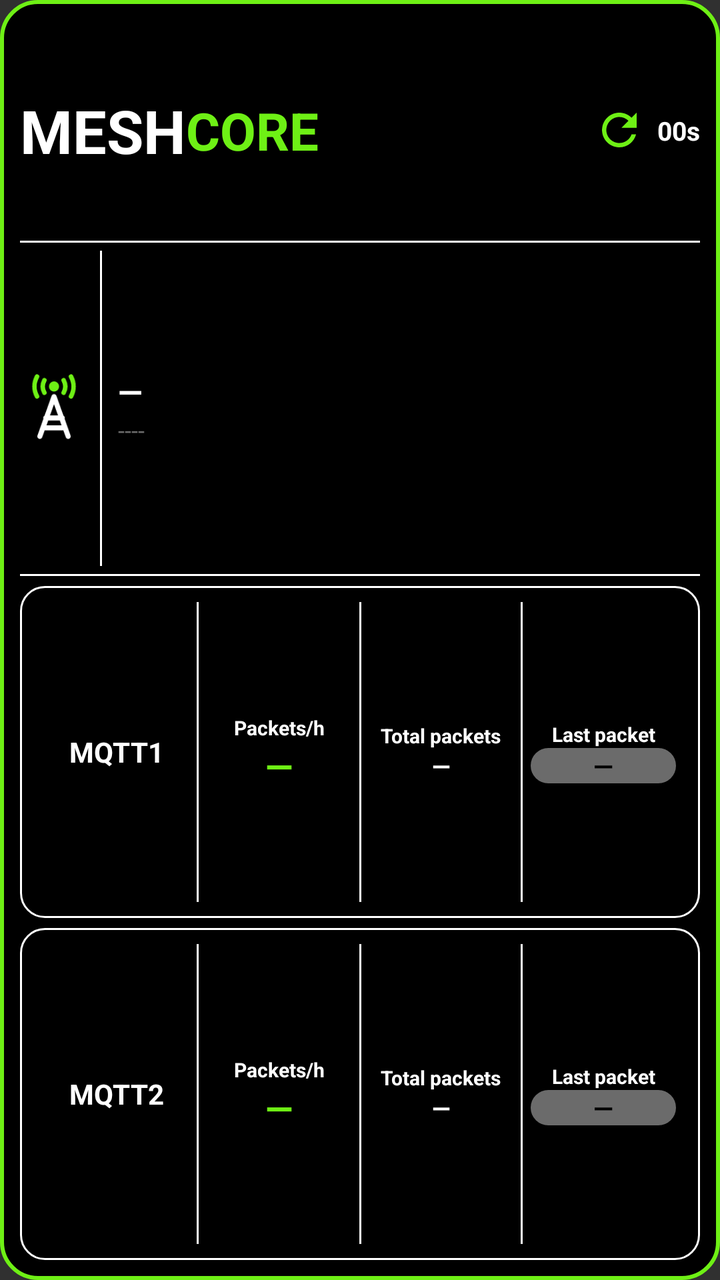
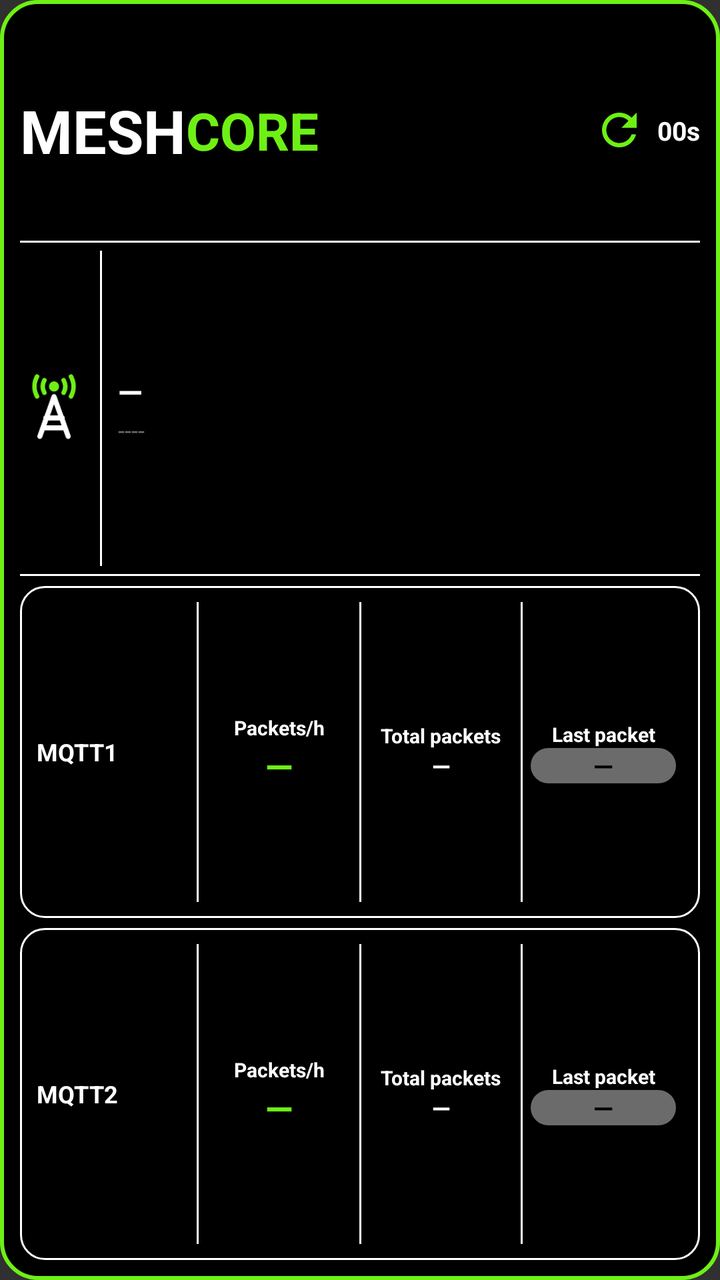

An Android layout rendered at two revisions. The XML below is the earlier revision; the diff shows what the commit changed to produce the second picture.
<!-- AndroidManifest.xml: application theme android:Theme.Material.NoActionBar -->
<!-- res/layout/widget_observer.xml -->
<?xml version="1.0" encoding="utf-8"?>
<LinearLayout xmlns:android="http://schemas.android.com/apk/res/android"
    android:id="@+id/widget_root"
    android:layout_width="match_parent"
    android:layout_height="match_parent"
    android:orientation="vertical"
    android:padding="10dp"
    android:background="@drawable/widget_bg">

    
    <LinearLayout
        android:layout_width="match_parent"
        android:layout_height="0dp"
        android:layout_weight="2"
        android:orientation="horizontal"
        android:gravity="center_vertical">
        <TextView android:layout_width="wrap_content" android:layout_height="wrap_content"
            android:text="MESH" android:textColor="#FFFFFF" android:textStyle="bold" android:textSize="30sp" android:maxLines="1"/>
        <TextView android:layout_width="wrap_content" android:layout_height="wrap_content"
            android:text="CORE" android:textColor="#6EF015" android:textStyle="bold" android:textSize="26sp" android:maxLines="1"/>
        <FrameLayout android:layout_width="0dp" android:layout_height="1dp" android:layout_weight="1"/>
        <ImageView android:id="@+id/refresh_icon" android:layout_width="26dp" android:layout_height="26dp"
            android:src="@drawable/ic_refresh" android:contentDescription="@null"/>
        <ProgressBar android:id="@+id/refresh_spinner" style="?android:attr/progressBarStyleSmall"
            android:layout_width="26dp" android:layout_height="26dp" android:indeterminate="true"
            android:indeterminateTint="#FFFF9500" android:visibility="gone"/>
        <TextView android:id="@+id/interval_text" android:layout_width="wrap_content" android:layout_height="wrap_content"
            android:layout_marginStart="6dp" android:text="00s" android:textColor="#FFFFFF" android:textStyle="bold" android:textSize="13sp" android:maxLines="1"/>
    </LinearLayout>

    <FrameLayout android:layout_width="match_parent" android:layout_height="1dp" android:background="#FFFFFF"/>

    
    <LinearLayout
        android:layout_width="match_parent"
        android:layout_height="0dp"
        android:layout_weight="3"
        android:orientation="horizontal"
        android:gravity="center_vertical"
        android:paddingTop="4dp" android:paddingBottom="4dp">
        <ImageView android:layout_width="34dp" android:layout_height="34dp"
            android:src="@drawable/ic_tower" android:contentDescription="@null"/>
        <FrameLayout android:layout_width="1dp" android:layout_height="match_parent" android:layout_marginStart="6dp" android:layout_marginEnd="8dp" android:background="#FFFFFF"/>
        <LinearLayout android:layout_width="0dp" android:layout_height="wrap_content" android:layout_weight="1" android:orientation="vertical" android:gravity="center_vertical">
            <TextView android:id="@+id/obs_name" android:layout_width="match_parent" android:layout_height="wrap_content"
                android:text="—" android:textColor="#FFFFFF" android:textStyle="bold" android:textSize="16sp" android:maxLines="1" android:ellipsize="end"/>
            <TextView android:id="@+id/obs_hash" android:layout_width="match_parent" android:layout_height="wrap_content"
                android:text="----" android:textColor="#6B6B6B" android:textSize="12sp" android:maxLines="1" android:ellipsize="end"/>
        </LinearLayout>
    </LinearLayout>

    <FrameLayout android:layout_width="match_parent" android:layout_height="1dp" android:background="#FFFFFF" android:layout_marginBottom="5dp"/>

    
    <LinearLayout
        android:layout_width="match_parent" android:layout_height="0dp" android:layout_weight="3"
        android:orientation="horizontal" android:gravity="center_vertical"
        android:background="@drawable/card_outline" android:padding="8dp">
        <LinearLayout android:layout_width="0dp" android:layout_height="wrap_content" android:layout_weight="3" android:orientation="vertical" android:gravity="bottom">
            <TextView android:layout_width="match_parent" android:layout_height="wrap_content" android:id="@+id/m1_title" android:text="MQTT1" android:textColor="#FFFFFF" android:textStyle="bold" android:gravity="center" android:textSize="14sp" android:maxLines="1" android:autoSizeTextType="uniform" android:autoSizeMinTextSize="10sp" android:autoSizeMaxTextSize="14sp" android:autoSizeStepGranularity="1sp"/>
        </LinearLayout>
        <FrameLayout android:layout_width="1dp" android:layout_height="match_parent" android:background="#FFFFFF"/>
        <LinearLayout android:layout_width="0dp" android:layout_height="wrap_content" android:layout_weight="3" android:orientation="vertical" android:gravity="center_horizontal">
            <TextView android:layout_width="match_parent" android:layout_height="wrap_content" android:text="Packets/h" android:textColor="#FFFFFF" android:textStyle="bold" android:gravity="center" android:textSize="10sp" android:maxLines="1" android:autoSizeTextType="uniform" android:autoSizeMinTextSize="6sp" android:autoSizeMaxTextSize="10sp" android:autoSizeStepGranularity="1sp"/>
            <TextView android:id="@+id/m1_hour" android:layout_width="match_parent" android:layout_height="wrap_content" android:text="—" android:textColor="#6EF015" android:textStyle="bold" android:gravity="center" android:textSize="18sp" android:maxLines="1" android:autoSizeTextType="uniform" android:autoSizeMinTextSize="14sp" android:autoSizeMaxTextSize="24sp" android:autoSizeStepGranularity="1sp"/>
        </LinearLayout>
        <LinearLayout android:id="@+id/m1_total_col" android:layout_width="0dp" android:layout_height="match_parent" android:layout_weight="3" android:orientation="horizontal" android:gravity="center_vertical">
        <FrameLayout android:layout_width="1dp" android:layout_height="match_parent" android:background="#FFFFFF"/>
        <LinearLayout android:layout_width="0dp" android:layout_height="wrap_content" android:layout_weight="1" android:orientation="vertical" android:gravity="center_horizontal">
            <TextView android:layout_width="match_parent" android:layout_height="wrap_content" android:text="Total packets" android:textColor="#FFFFFF" android:textStyle="bold" android:gravity="center" android:textSize="10sp" android:maxLines="1" android:autoSizeTextType="uniform" android:autoSizeMinTextSize="6sp" android:autoSizeMaxTextSize="10sp" android:autoSizeStepGranularity="1sp"/>
            <TextView android:id="@+id/m1_total" android:layout_width="match_parent" android:layout_height="wrap_content" android:text="—" android:textColor="#FFFFFF" android:textStyle="bold" android:gravity="center" android:textSize="12sp" android:maxLines="1" android:autoSizeTextType="uniform" android:autoSizeMinTextSize="10sp" android:autoSizeMaxTextSize="15sp" android:autoSizeStepGranularity="1sp"/>
        </LinearLayout>
        </LinearLayout>
        <FrameLayout android:layout_width="1dp" android:layout_height="match_parent" android:background="#FFFFFF"/>
        <LinearLayout android:layout_width="0dp" android:layout_height="wrap_content" android:layout_weight="3" android:orientation="vertical" android:gravity="center_horizontal">
            <TextView android:layout_width="match_parent" android:layout_height="wrap_content" android:text="Last packet" android:textColor="#FFFFFF" android:textStyle="bold" android:gravity="center" android:textSize="10sp" android:maxLines="1" android:autoSizeTextType="uniform" android:autoSizeMinTextSize="6sp" android:autoSizeMaxTextSize="10sp" android:autoSizeStepGranularity="1sp"/>
            <TextView android:id="@+id/m1_last" android:layout_width="match_parent" android:layout_height="wrap_content" android:gravity="center" android:layout_marginStart="4dp" android:layout_marginEnd="4dp" android:background="@drawable/pill_gray" android:text="—" android:textColor="#000000" android:textStyle="bold" android:textSize="13sp" android:maxLines="1" android:autoSizeTextType="uniform" android:autoSizeMinTextSize="9sp" android:autoSizeMaxTextSize="13sp" android:autoSizeStepGranularity="1sp"/>
        </LinearLayout>
    </LinearLayout>

    <FrameLayout android:layout_width="match_parent" android:layout_height="5dp"/>

    
    <LinearLayout
        android:layout_width="match_parent" android:layout_height="0dp" android:layout_weight="3"
        android:orientation="horizontal" android:gravity="center_vertical"
        android:background="@drawable/card_outline" android:padding="8dp">
        <LinearLayout android:layout_width="0dp" android:layout_height="wrap_content" android:layout_weight="3" android:orientation="vertical" android:gravity="bottom">
            <TextView android:layout_width="match_parent" android:layout_height="wrap_content" android:id="@+id/m2_title" android:text="MQTT2" android:textColor="#FFFFFF" android:textStyle="bold" android:gravity="center" android:textSize="14sp" android:maxLines="1" android:autoSizeTextType="uniform" android:autoSizeMinTextSize="10sp" android:autoSizeMaxTextSize="14sp" android:autoSizeStepGranularity="1sp"/>
        </LinearLayout>
        <FrameLayout android:layout_width="1dp" android:layout_height="match_parent" android:background="#FFFFFF"/>
        <LinearLayout android:layout_width="0dp" android:layout_height="wrap_content" android:layout_weight="3" android:orientation="vertical" android:gravity="center_horizontal">
            <TextView android:layout_width="match_parent" android:layout_height="wrap_content" android:text="Packets/h" android:textColor="#FFFFFF" android:textStyle="bold" android:gravity="center" android:textSize="10sp" android:maxLines="1" android:autoSizeTextType="uniform" android:autoSizeMinTextSize="6sp" android:autoSizeMaxTextSize="10sp" android:autoSizeStepGranularity="1sp"/>
            <TextView android:id="@+id/m2_hour" android:layout_width="match_parent" android:layout_height="wrap_content" android:text="—" android:textColor="#6EF015" android:textStyle="bold" android:gravity="center" android:textSize="18sp" android:maxLines="1" android:autoSizeTextType="uniform" android:autoSizeMinTextSize="14sp" android:autoSizeMaxTextSize="24sp" android:autoSizeStepGranularity="1sp"/>
        </LinearLayout>
        <LinearLayout android:id="@+id/m2_total_col" android:layout_width="0dp" android:layout_height="match_parent" android:layout_weight="3" android:orientation="horizontal" android:gravity="center_vertical">
        <FrameLayout android:layout_width="1dp" android:layout_height="match_parent" android:background="#FFFFFF"/>
        <LinearLayout android:layout_width="0dp" android:layout_height="wrap_content" android:layout_weight="1" android:orientation="vertical" android:gravity="center_horizontal">
            <TextView android:layout_width="match_parent" android:layout_height="wrap_content" android:text="Total packets" android:textColor="#FFFFFF" android:textStyle="bold" android:gravity="center" android:textSize="10sp" android:maxLines="1" android:autoSizeTextType="uniform" android:autoSizeMinTextSize="6sp" android:autoSizeMaxTextSize="10sp" android:autoSizeStepGranularity="1sp"/>
            <TextView android:id="@+id/m2_total" android:layout_width="match_parent" android:layout_height="wrap_content" android:text="—" android:textColor="#FFFFFF" android:textStyle="bold" android:gravity="center" android:textSize="12sp" android:maxLines="1" android:autoSizeTextType="uniform" android:autoSizeMinTextSize="10sp" android:autoSizeMaxTextSize="15sp" android:autoSizeStepGranularity="1sp"/>
        </LinearLayout>
        </LinearLayout>
        <FrameLayout android:layout_width="1dp" android:layout_height="match_parent" android:background="#FFFFFF"/>
        <LinearLayout android:layout_width="0dp" android:layout_height="wrap_content" android:layout_weight="3" android:orientation="vertical" android:gravity="center_horizontal">
            <TextView android:layout_width="match_parent" android:layout_height="wrap_content" android:text="Last packet" android:textColor="#FFFFFF" android:textStyle="bold" android:gravity="center" android:textSize="10sp" android:maxLines="1" android:autoSizeTextType="uniform" android:autoSizeMinTextSize="6sp" android:autoSizeMaxTextSize="10sp" android:autoSizeStepGranularity="1sp"/>
            <TextView android:id="@+id/m2_last" android:layout_width="match_parent" android:layout_height="wrap_content" android:layout_marginStart="4dp" android:layout_marginEnd="4dp" android:gravity="center" android:background="@drawable/pill_gray" android:text="—" android:textColor="#000000" android:textStyle="bold" android:textSize="13sp" android:maxLines="1" android:autoSizeTextType="uniform" android:autoSizeMinTextSize="9sp" android:autoSizeMaxTextSize="13sp" android:autoSizeStepGranularity="1sp"/>
        </LinearLayout>
    </LinearLayout>
</LinearLayout>
<!-- resources referenced by this layout -->
<resources>
  <!-- drawable card_outline (drawable) -->
  <?xml version="1.0" encoding="utf-8"?>
  <shape xmlns:android="http://schemas.android.com/apk/res/android" android:shape="rectangle">
      <solid android:color="#000000"/>
      <stroke android:width="1dp" android:color="#FFFFFF"/>
      <corners android:radius="12dp"/>
  </shape>
  <!-- drawable ic_refresh (drawable) -->
  <?xml version="1.0" encoding="utf-8"?>
  <vector xmlns:android="http://schemas.android.com/apk/res/android" android:width="24dp" android:height="24dp" android:viewportWidth="24" android:viewportHeight="24">
      <path android:fillColor="#6EF015" android:pathData="M17.65,6.35C16.2,4.9 14.21,4 12,4c-4.42,0 -7.99,3.58 -7.99,8s3.57,8 7.99,8c3.73,0 6.84,-2.55 7.73,-6h-2.08c-0.82,2.33 -3.04,4 -5.65,4 -3.31,0 -6,-2.69 -6,-6s2.69,-6 6,-6c1.66,0 3.14,0.69 4.22,1.78L13,11h7V4l-2.35,2.35z"/>
  </vector>
  <!-- drawable ic_tower (drawable) -->
  <?xml version="1.0" encoding="utf-8"?>
  <vector xmlns:android="http://schemas.android.com/apk/res/android" android:width="48dp" android:height="48dp" android:viewportWidth="24" android:viewportHeight="24">
      <path android:fillColor="#6EF015" android:pathData="M12,4.4m-1.8,0a1.8,1.8 0,1 1,3.6 0a1.8,1.8 0,1 1,-3.6 0"/>
      <path android:strokeColor="#6EF015" android:strokeWidth="1.6" android:strokeLineCap="round" android:pathData="M8.6,2.2A4.6,4.6 0,0 0,8.6,6.6M15.4,2.2A4.6,4.6 0,0 1,15.4,6.6M6,0.9A7.4,7.4 0,0 0,6,7.9M18,0.9A7.4,7.4 0,0 1,18,7.9"/>
      <path android:strokeColor="#FFFFFF" android:strokeWidth="1.8" android:strokeLineCap="round" android:strokeLineJoin="round" android:pathData="M12,8L7,22M12,8L17,22M9.1,15.5L14.9,15.5M8.2,19L15.8,19"/>
  </vector>
  <!-- drawable pill_gray (drawable) -->
  <?xml version="1.0" encoding="utf-8"?>
  <shape xmlns:android="http://schemas.android.com/apk/res/android" android:shape="rectangle">
      <solid android:color="#6B6B6B"/>
      <corners android:radius="11dp"/>
  </shape>
  <!-- drawable widget_bg (drawable) -->
  <?xml version="1.0" encoding="utf-8"?>
  <shape xmlns:android="http://schemas.android.com/apk/res/android" android:shape="rectangle">
      <solid android:color="#000000"/>
      <stroke android:width="2dp" android:color="#6EF015"/>
      <corners android:radius="18dp"/>
  </shape>
</resources>

<!-- the commit's change to res/layout/widget_observer.xml (unified diff, before → after) -->
@@ -56,8 +56,8 @@
         android:layout_width="match_parent" android:layout_height="0dp" android:layout_weight="3"
         android:orientation="horizontal" android:gravity="center_vertical"
         android:background="@drawable/card_outline" android:padding="8dp">
-        <LinearLayout android:layout_width="0dp" android:layout_height="wrap_content" android:layout_weight="3" android:orientation="vertical" android:gravity="bottom">
-            <TextView android:layout_width="match_parent" android:layout_height="wrap_content" android:id="@+id/m1_title" android:text="MQTT1" android:textColor="#FFFFFF" android:textStyle="bold" android:gravity="center" android:textSize="14sp" android:maxLines="1" android:autoSizeTextType="uniform" android:autoSizeMinTextSize="10sp" android:autoSizeMaxTextSize="14sp" android:autoSizeStepGranularity="1sp"/>
+        <LinearLayout android:layout_width="0dp" android:layout_height="wrap_content" android:layout_weight="3" android:orientation="horizontal" android:gravity="center_vertical">
+            <TextView android:layout_width="wrap_content" android:layout_height="wrap_content" android:id="@+id/m1_title" android:text="MQTT1" android:textColor="#FFFFFF" android:textStyle="bold" android:gravity="center" android:textSize="12sp" android:maxLines="1"/>
         </LinearLayout>
         <FrameLayout android:layout_width="1dp" android:layout_height="match_parent" android:background="#FFFFFF"/>
         <LinearLayout android:layout_width="0dp" android:layout_height="wrap_content" android:layout_weight="3" android:orientation="vertical" android:gravity="center_horizontal">
@@ -85,8 +85,8 @@
         android:layout_width="match_parent" android:layout_height="0dp" android:layout_weight="3"
         android:orientation="horizontal" android:gravity="center_vertical"
         android:background="@drawable/card_outline" android:padding="8dp">
-        <LinearLayout android:layout_width="0dp" android:layout_height="wrap_content" android:layout_weight="3" android:orientation="vertical" android:gravity="bottom">
-            <TextView android:layout_width="match_parent" android:layout_height="wrap_content" android:id="@+id/m2_title" android:text="MQTT2" android:textColor="#FFFFFF" android:textStyle="bold" android:gravity="center" android:textSize="14sp" android:maxLines="1" android:autoSizeTextType="uniform" android:autoSizeMinTextSize="10sp" android:autoSizeMaxTextSize="14sp" android:autoSizeStepGranularity="1sp"/>
+        <LinearLayout android:layout_width="0dp" android:layout_height="wrap_content" android:layout_weight="3" android:orientation="horizontal" android:gravity="center_vertical">
+            <TextView android:layout_width="wrap_content" android:layout_height="wrap_content" android:id="@+id/m2_title" android:text="MQTT2" android:textColor="#FFFFFF" android:textStyle="bold" android:gravity="center" android:textSize="12sp" android:maxLines="1"/>
         </LinearLayout>
         <FrameLayout android:layout_width="1dp" android:layout_height="match_parent" android:background="#FFFFFF"/>
         <LinearLayout android:layout_width="0dp" android:layout_height="wrap_content" android:layout_weight="3" android:orientation="vertical" android:gravity="center_horizontal">
